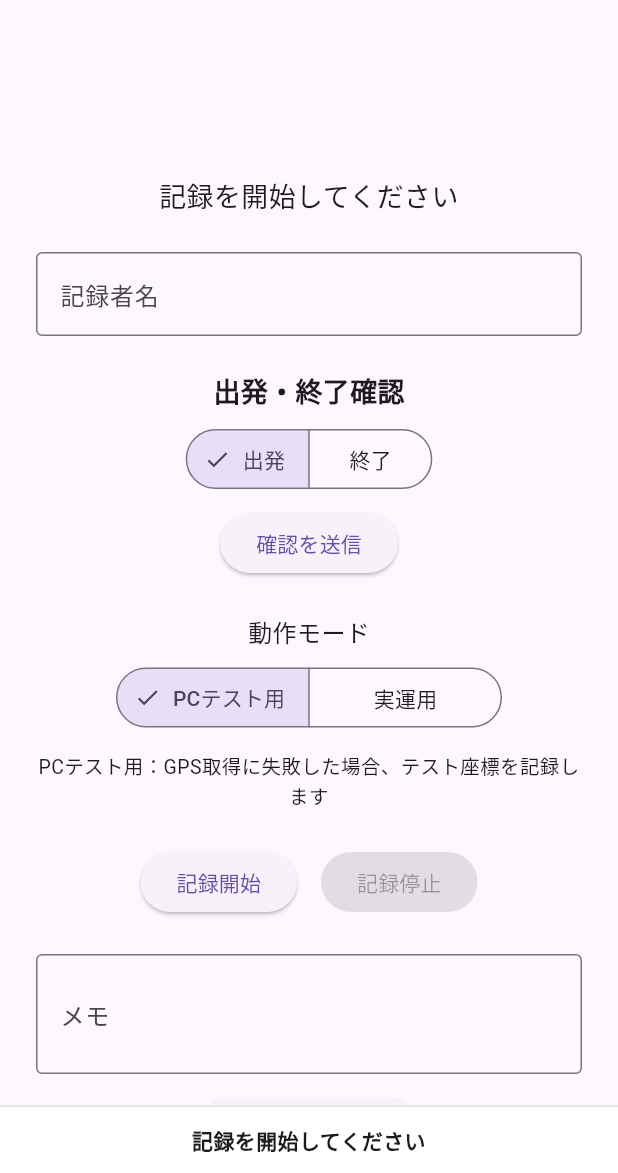
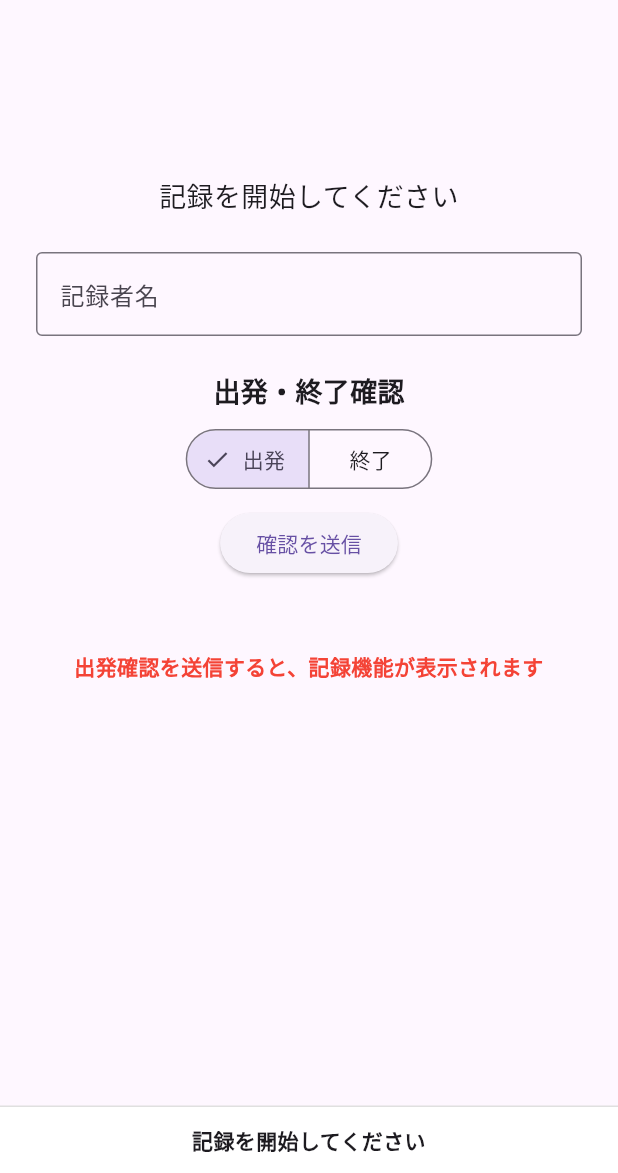
Before and after one commit to Yuheiuem/machiaruki_app, a Flutter app: the screen it shows after launch, on a phone screen of 412 x 824 dp, the part 63-1236 px from its top. Run offline on Flutter 3.47's test engine with Material 3 defaults, Android fonts, the light colour scheme and no system bars; our stand-ins replace flutter_map, geolocator, latlong2; missing offline and left inert: dart:html.

Commit message:
出発終了確認機能を追加

```diff
--- a/lib/main.dart
+++ b/lib/main.dart
@@ -59,17 +59,20 @@ class _MachiarukiAppState extends State<MachiarukiApp> {
   String geoJsonText = '';
   String recorderName = '';
   String checkType = '出発';
+  bool hasStartedCheck = false;
 
   final String checkAppsScriptUrl =
      'https://script.google.com/macros/s/AKfycbyn8uGV6sfkWDBUvjldtQ89ptLehWCtt4W7S-q-aKnHie3fRLIQnOkM1jNmjMCDiuRG/exec';
   final String checkKey = 'machiaruki-check-key';
+  //出発終了確認
   final String googleAppsScriptUrl =
      'https://script.google.com/macros/s/AKfycbxX_mTqb94aj23r-Mq1qEhFa3OAzSfAyaRXsozF8oLSs-VEaeZ4JP0LhNnM-7-QbsaVxQ/exec';
   final String uploadKey = 'machiaruki-test-key';
+  //GoosleDrive送信用
 
   // 保存方法
   // download: 端末保存
-  // googleDrive: 将来Google Drive送信用
+
   String saveMethod = 'download';
 
   // 動作モード
@@ -509,9 +512,14 @@ Future<void> sendCheckRecord() async {
 
    if (result['ok'] == true) {
   setState(() {
+    if (checkType == '出発') {
+      hasStartedCheck = true;
+    }
+
     statusText = '$checkType確認を送信しました';
   });
-    } else {
+}
+    else {
       setState(() {
         statusText = '$checkType確認の送信に失敗しました：${result['message']}';
       });
@@ -640,6 +648,22 @@ ElevatedButton(
 
 const SizedBox(height: 24),
 
+if (!hasStartedCheck) ...[
+  const SizedBox(height: 24),
+
+  const Text(
+    '出発確認を送信すると、記録機能が表示されます',
+    textAlign: TextAlign.center,
+    style: TextStyle(
+      fontSize: 14,
+      fontWeight: FontWeight.bold,
+      color: Colors.red,
+    ),
+  ),
+],
+
+if (hasStartedCheck) ...[       //ここから非表示/表示切替
+
                   const Text(
                     '動作モード',
                     style: TextStyle(fontSize: 16),
@@ -684,7 +708,7 @@ const SizedBox(height: 24),
                     mainAxisAlignment: MainAxisAlignment.center,
                     children: [
                   ElevatedButton(
-                        onPressed: isRecording ? null : startRecording,
+                    onPressed: (!hasStartedCheck || isRecording) ? null : startRecording,
                     child: const Text('記録開始'),
                       ),
                       const SizedBox(width: 16),
@@ -710,14 +734,14 @@ const SizedBox(height: 24),
                   const SizedBox(height: 12),
 
                   ElevatedButton(
-                    onPressed: addMemoPoint,
+                     onPressed: hasStartedCheck ? addMemoPoint : null,
                     child: const Text('メモを記録する'),
                   ),
 
                   const SizedBox(height: 24),
 
                  ElevatedButton(
-                    onPressed: isRecording ? null : createGeoJson,
+                    onPressed: (!hasStartedCheck || isRecording) ? null : createGeoJson,
                     child: const Text('ルート・メモ記録作成'),
                    ),
 
@@ -754,14 +778,14 @@ const SizedBox(height: 24),
 
                     if (saveMethod == 'download') ...[
                       ElevatedButton(
-                        onPressed: isRecording ? null : saveRouteRecord,
+                        onPressed: (!hasStartedCheck || isRecording) ? null : saveRouteRecord,
                         child: const Text('ルート記録保存'),
                       ),
 
                       const SizedBox(height: 8),
 
                       ElevatedButton(
-                        onPressed: isRecording ? null : downloadMemoCsv,
+                        onPressed: (!hasStartedCheck || isRecording) ? null : downloadMemoCsv,
                         child: const Text('メモ一覧CSV保存'),
                       ),
                     ] else ...[
@@ -807,7 +831,7 @@ const Text(
 const SizedBox(height: 8),
 
 ElevatedButton(
-  onPressed: updateMapPreview,
+  onPressed: hasStartedCheck ? updateMapPreview : null,
   child: const Text('地図更新'),
 ),
 
@@ -855,8 +879,8 @@ SizedBox(
         memoPoint.latitude,
         memoPoint.longitude,
       ),
-      width: 72,
-      height: 72,
+      width: 40,
+      height: 40,
       child: GestureDetector(
         behavior: HitTestBehavior.opaque,
         onTap: () {
@@ -952,6 +976,7 @@ else
                         ),
                       ),
                     ),
+] //非表示/表示切替
                 ],
               ),
             ),
```
Lines whose indentation alone changed are shown as unchanged.
